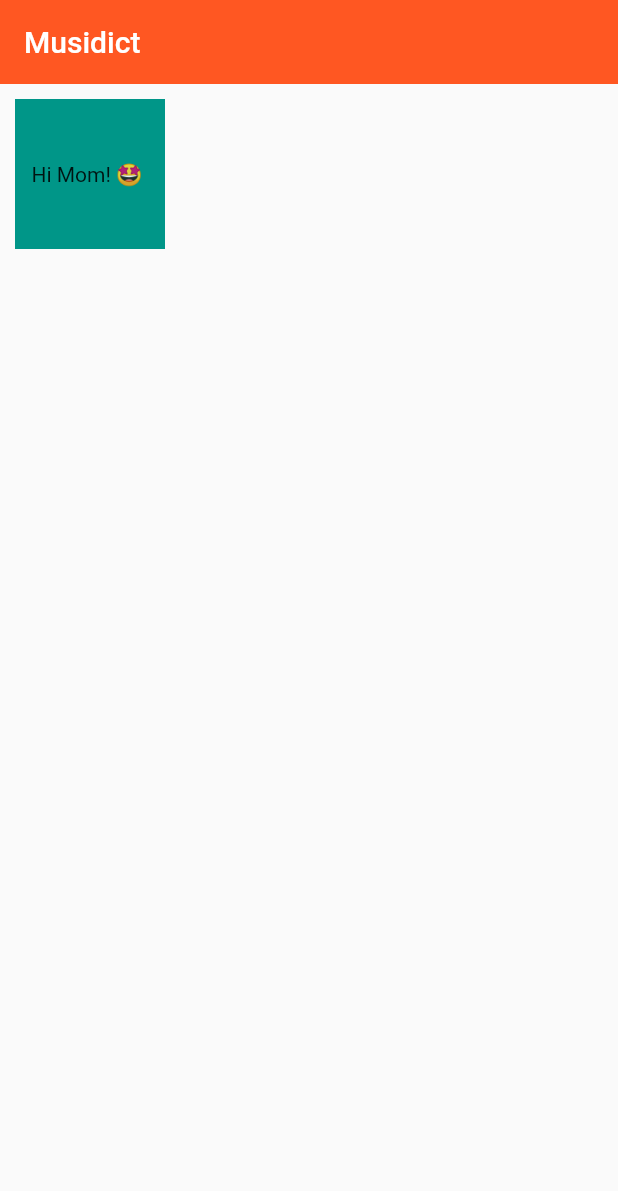
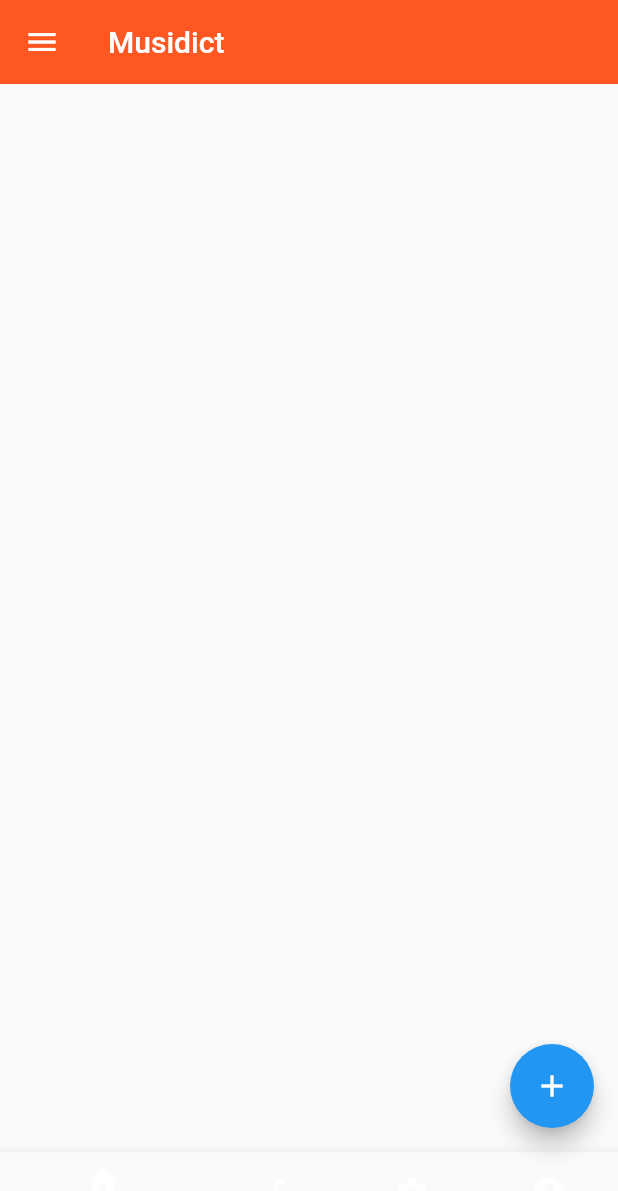
Before and after one commit to itcodehery/Flutter-CodeMaiden, a Flutter app: the screen it shows after launch, on a phone screen of 412 x 824 dp. Shown: the top 1191 px of the screen. Run offline on Flutter 3.47's test engine with Material 2 defaults, Android fonts, the phone set to English and light mode, and no system bars.

Commit message:
Music Dictionary: App

```diff
--- a/musidict/lib/main.dart
+++ b/musidict/lib/main.dart
@@ -2,28 +2,43 @@ import 'package:flutter/material.dart';
 void main(){
   runApp(const MyApp());
 }
-class MyApp extends StatelessWidget {
+class MyApp extends StatefulWidget {
   const MyApp({super.key});
 
   @override
+  State<MyApp> createState() => _MyAppState();
+}
+
+class _MyAppState extends State<MyApp> {
+  IconData iconstate = Icons.add;
+  @override
   Widget build(BuildContext context) {
+
     return MaterialApp(
       home: Scaffold(appBar: AppBar(
         backgroundColor: Colors.deepOrange,
         elevation: 0,
         title: const Text('Musidict'),
       ),
-      body: Container(
-        alignment: Alignment.centerLeft,
-        margin: const EdgeInsets.all(10),
-        padding: const EdgeInsets.all(10),
-        color: Colors.teal,
-        height: 100,
-        width: 100,
-        decoration: BoxDecoration(
-          border: Border.all(color: const Color.fromARGB(255, 170, 33, 33), width: 1.0)
+      floatingActionButton: FloatingActionButton(
+        child: Icon(iconstate),
+        onPressed: () {
+          iconstate == Icons.add ? iconstate = Icons.check : iconstate = Icons.add;
+        },
+      ),
+      bottomNavigationBar: BottomNavigationBar(
+        items: const [
+          BottomNavigationBarItem(
+            icon: Icon(Icons.home),
+            label: 'Home',
           ),
-          child: const Text('Hi Mom! 🤩')
+          BottomNavigationBarItem(icon: Icon(Icons.music_note), label: 'Your Music'),
+          BottomNavigationBarItem(icon: Icon(Icons.settings), label: 'Settings'),
+          BottomNavigationBarItem(icon: Icon(Icons.account_circle_rounded), label: 'Account')
+        ]
+      ),
+      drawer: const Drawer(
+        child: Text('Yo!!'),
         ),
       )
     );
```
